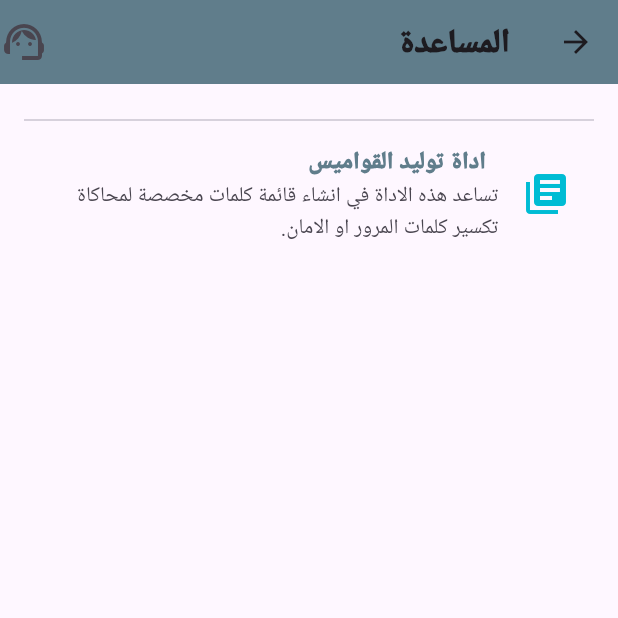
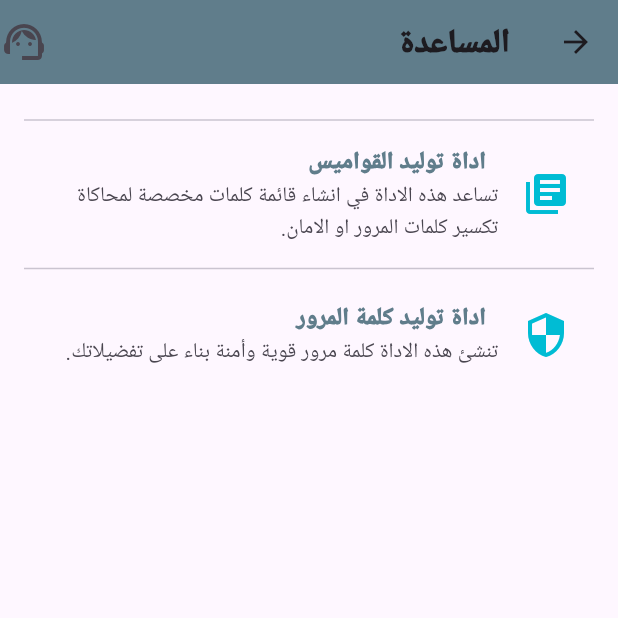
Before and after one commit to MalekAlzaeem/AppMyTools, a Flutter app: the HelpPage screen opened directly, on a phone screen of 412 x 824 dp, the top half of it. Run offline on Flutter 3.47's test engine with Material 3 defaults, Android fonts, the phone set to English and light mode, and no system bars; our stand-ins replace image_picker; missing offline and left inert: exif.

Commit message:
adding second the listTile

```diff
--- a/mytools/lib/Help.dart
+++ b/mytools/lib/Help.dart
@@ -44,6 +44,24 @@ class HelpPage extends StatelessWidget {
                 "تساعد هذه الاداة في انشاء قائمة كلمات مخصصة لمحاكاة تكسير كلمات المرور او الامان.",
               ),
             ),
+            Divider(),
+            ListTile(
+              leading: Icon(
+                Icons.security,
+                size: 32,
+                color: Colors.cyan,
+              ),
+              title: Text(
+                "  اداة توليد كلمة المرور",
+                style: TextStyle(
+                  fontWeight: FontWeight.w900,
+                  color: Colors.blueGrey,
+                ),
+              ),
+              subtitle: Text(
+                "تنشئ هذه الاداة كلمة مرور قوية وأمنة بناء على تفضيلاتك.",
+              ),
+            ),
         ],
         ),
     ),
```
